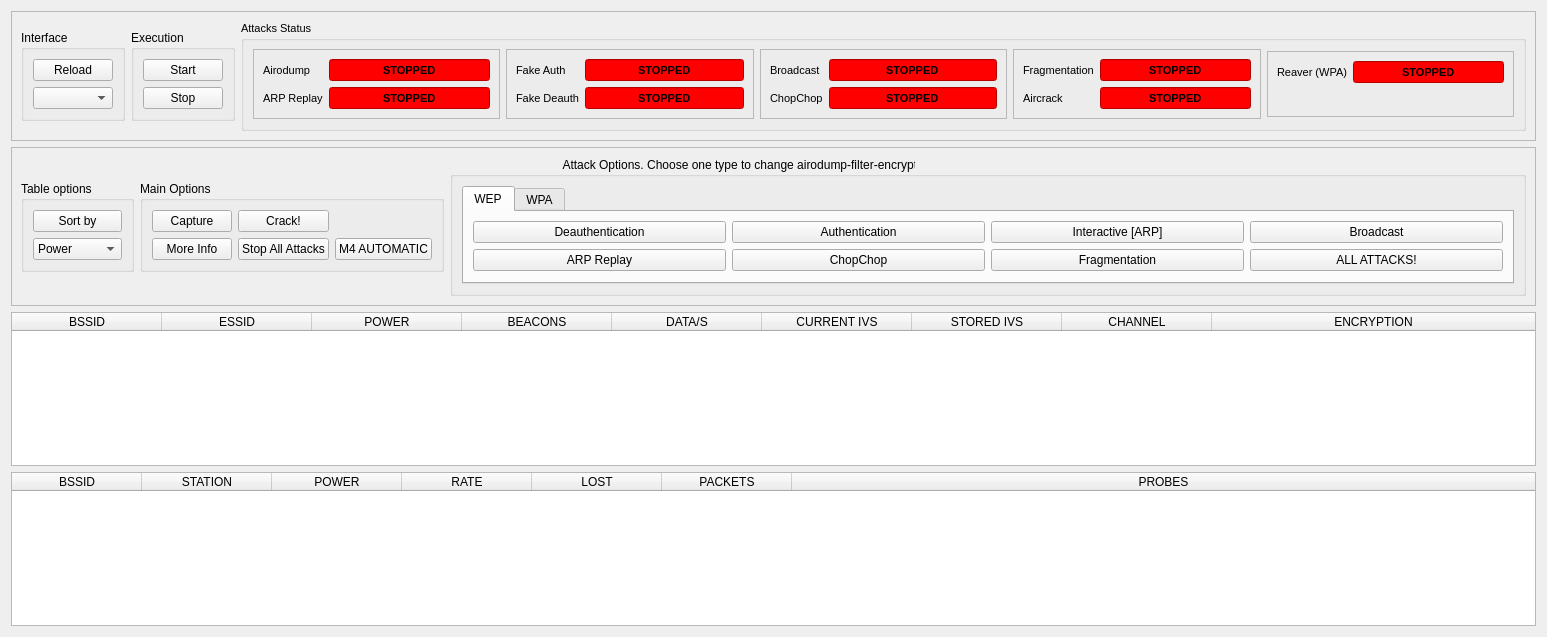
The window that UI/airodump.ui (luca-m/aircrackgui-m4) describes before a commit, drawn with Qt 5.
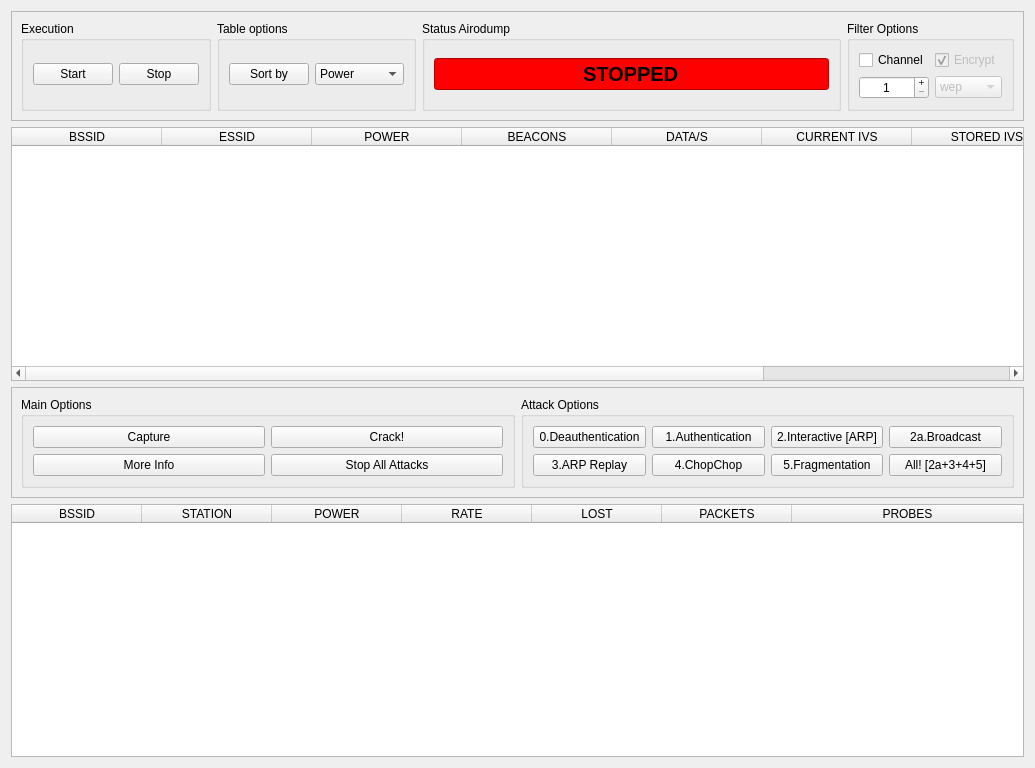
The same window after the commit. Icons and pictures are not drawn.

```diff
--- a/UI/airodump.ui
+++ b/UI/airodump.ui
@@ -6,8 +6,8 @@
    <rect>
     <x>0</x>
     <y>0</y>
-    <width>1547</width>
-    <height>637</height>
+    <width>1035</width>
+    <height>768</height>
    </rect>
   </property>
   <property name="windowTitle">
@@ -29,495 +29,8 @@
       <enum>QFrame::Raised</enum>
      </property>
      <layout class="QGridLayout" name="gridLayout">
-      <item row="0" column="3">
-       <widget class="QGroupBox" name="groupBox_7">
-        <property name="sizePolicy">
-         <sizepolicy hsizetype="Minimum" vsizetype="Maximum">
-          <horstretch>0</horstretch>
-          <verstretch>0</verstretch>
-         </sizepolicy>
-        </property>
-        <property name="font">
-         <font>
-          <pointsize>8</pointsize>
-         </font>
-        </property>
-        <property name="title">
-         <string>Attacks Status</string>
-        </property>
-        <layout class="QGridLayout" name="gridLayout_15">
-         <item row="0" column="0">
-          <widget class="QFrame" name="frame_5">
-           <property name="sizePolicy">
-            <sizepolicy hsizetype="Preferred" vsizetype="Maximum">
-             <horstretch>0</horstretch>
-             <verstretch>0</verstretch>
-            </sizepolicy>
-           </property>
-           <property name="frameShape">
-            <enum>QFrame::StyledPanel</enum>
-           </property>
-           <property name="frameShadow">
-            <enum>QFrame::Raised</enum>
-           </property>
-           <layout class="QGridLayout" name="gridLayout_13">
-            <item row="0" column="0">
-             <widget class="QLabel" name="label_4">
-              <property name="text">
-               <string>Airodump</string>
-              </property>
-             </widget>
-            </item>
-            <item row="0" column="1">
-             <widget class="QLineEdit" name="lineEditStatusAirodump">
-              <property name="sizePolicy">
-               <sizepolicy hsizetype="Expanding" vsizetype="Maximum">
-                <horstretch>0</horstretch>
-                <verstretch>0</verstretch>
-               </sizepolicy>
-              </property>
-              <property name="font">
-               <font>
-                <pointsize>8</pointsize>
-                <weight>75</weight>
-                <bold>true</bold>
-               </font>
-              </property>
-              <property name="styleSheet">
-               <string notr="true">background-color: rgb(255, 0, 0);</string>
-              </property>
-              <property name="text">
-               <string>STOPPED</string>
-              </property>
-              <property name="alignment">
-               <set>Qt::AlignCenter</set>
-              </property>
-              <property name="readOnly">
-               <bool>true</bool>
-              </property>
-             </widget>
-            </item>
-            <item row="1" column="0">
-             <widget class="QLabel" name="label_5">
-              <property name="text">
-               <string>ARP Replay</string>
-              </property>
-             </widget>
-            </item>
-            <item row="1" column="1">
-             <widget class="QLineEdit" name="lineEditStatusARPReplay">
-              <property name="sizePolicy">
-               <sizepolicy hsizetype="Expanding" vsizetype="Maximum">
-                <horstretch>0</horstretch>
-                <verstretch>0</verstretch>
-               </sizepolicy>
-              </property>
-              <property name="font">
-               <font>
-                <pointsize>8</pointsize>
-                <weight>75</weight>
-                <bold>true</bold>
-               </font>
-              </property>
-              <property name="styleSheet">
-               <string notr="true">background-color: rgb(255, 0, 0);</string>
-              </property>
-              <property name="text">
-               <string>STOPPED</string>
-              </property>
-              <property name="alignment">
-               <set>Qt::AlignCenter</set>
-              </property>
-              <property name="readOnly">
-               <bool>true</bool>
-              </property>
-             </widget>
-            </item>
-           </layout>
-          </widget>
-         </item>
-         <item row="0" column="1">
-          <widget class="QFrame" name="frame_6">
-           <property name="sizePolicy">
-            <sizepolicy hsizetype="Preferred" vsizetype="Maximum">
-             <horstretch>0</horstretch>
-             <verstretch>0</verstretch>
-            </sizepolicy>
-           </property>
-           <property name="frameShape">
-            <enum>QFrame::StyledPanel</enum>
-           </property>
-           <property name="frameShadow">
-            <enum>QFrame::Raised</enum>
-           </property>
-           <layout class="QGridLayout" name="gridLayout_3">
-            <item row="1" column="0">
-             <widget class="QLabel" name="label_2">
-              <property name="text">
-               <string>Fake Deauth</string>
-              </property>
-             </widget>
-            </item>
-            <item row="0" column="2">
-             <widget class="QLineEdit" name="lineEditStatusAuth">
-              <property name="sizePolicy">
-               <sizepolicy hsizetype="Expanding" vsizetype="Maximum">
-                <horstretch>0</horstretch>
-                <verstretch>0</verstretch>
-               </sizepolicy>
-              </property>
-              <property name="font">
-               <font>
-                <pointsize>8</pointsize>
-                <weight>75</weight>
-                <bold>true</bold>
-               </font>
-              </property>
-              <property name="styleSheet">
-               <string notr="true">background-color: rgb(255, 0, 0);</string>
-              </property>
-              <property name="text">
-               <string>STOPPED</string>
-              </property>
-              <property name="alignment">
-               <set>Qt::AlignCenter</set>
-              </property>
-              <property name="readOnly">
-               <bool>true</bool>
-              </property>
-             </widget>
-            </item>
-            <item row="1" column="2">
-             <widget class="QLineEdit" name="lineEditStatusDeauth">
-              <property name="sizePolicy">
-               <sizepolicy hsizetype="Expanding" vsizetype="Maximum">
-                <horstretch>0</horstretch>
-                <verstretch>0</verstretch>
-               </sizepolicy>
-              </property>
-              <property name="font">
-               <font>
-                <pointsize>8</pointsize>
-                <weight>75</weight>
-                <bold>true</bold>
-               </font>
-              </property>
-              <property name="styleSheet">
-               <string notr="true">background-color: rgb(255, 0, 0);</string>
-              </property>
-              <property name="text">
-               <string>STOPPED</string>
-              </property>
-              <property name="alignment">
-               <set>Qt::AlignCenter</set>
-              </property>
-              <property name="readOnly">
-               <bool>true</bool>
-              </property>
-             </widget>
-            </item>
-            <item row="0" column="0">
-             <widget class="QLabel" name="label">
-              <property name="text">
-               <string>Fake Auth</string>
-              </property>
-             </widget>
-            </item>
-           </layout>
-          </widget>
-         </item>
-         <item row="0" column="2">
-          <widget class="QFrame" name="frame_3">
-           <property name="sizePolicy">
-            <sizepolicy hsizetype="Preferred" vsizetype="Maximum">
-             <horstretch>0</horstretch>
-             <verstretch>0</verstretch>
-            </sizepolicy>
-           </property>
-           <property name="frameShape">
-            <enum>QFrame::StyledPanel</enum>
-           </property>
-           <property name="frameShadow">
-            <enum>QFrame::Raised</enum>
-           </property>
-           <layout class="QGridLayout" name="gridLayout_4">
-            <item row="1" column="0">
-             <widget class="QLabel" name="label_6">
-              <property name="text">
-               <string>ChopChop</string>
-              </property>
-             </widget>
-            </item>
-            <item row="1" column="1">
-             <widget class="QLineEdit" name="lineEditStatusChopChop">
-              <property name="sizePolicy">
-               <sizepolicy hsizetype="Expanding" vsizetype="Maximum">
-                <horstretch>0</horstretch>
-                <verstretch>0</verstretch>
-               </sizepolicy>
-              </property>
-              <property name="font">
-               <font>
-                <pointsize>8</pointsize>
-                <weight>75</weight>
-                <bold>true</bold>
-               </font>
-              </property>
-              <property name="styleSheet">
-               <string notr="true">background-color: rgb(255, 0, 0);</string>
-              </property>
-              <property name="text">
-               <string>STOPPED</string>
-              </property>
-              <property name="alignment">
-               <set>Qt::AlignCenter</set>
-              </property>
-              <property name="readOnly">
-               <bool>true</bool>
-              </property>
-             </widget>
-            </item>
-            <item row="0" column="0">
-             <widget class="QLabel" name="label_3">
-              <property name="text">
-               <string>Broadcast</string>
-              </property>
-             </widget>
-            </item>
-            <item row="0" column="1">
-             <widget class="QLineEdit" name="lineEditStatusBroadcast">
-              <property name="sizePolicy">
-               <sizepolicy hsizetype="Expanding" vsizetype="Maximum">
-                <horstretch>0</horstretch>
-                <verstretch>0</verstretch>
-               </sizepolicy>
-              </property>
-              <property name="font">
-               <font>
-                <pointsize>8</pointsize>
-                <weight>75</weight>
-                <bold>true</bold>
-               </font>
-              </property>
-              <property name="styleSheet">
-               <string notr="true">background-color: rgb(255, 0, 0);</string>
-              </property>
-              <property name="text">
-               <string>STOPPED</string>
-              </property>
-              <property name="alignment">
-               <set>Qt::AlignCenter</set>
-              </property>
-              <property name="readOnly">
-               <bool>true</bool>
-              </property>
-             </widget>
-            </item>
-           </layout>
-          </widget>
-         </item>
-         <item row="0" column="3">
-          <widget class="QFrame" name="frame_4">
-           <property name="sizePolicy">
-            <sizepolicy hsizetype="Preferred" vsizetype="Maximum">
-             <horstretch>0</horstretch>
-             <verstretch>0</verstretch>
-            </sizepolicy>
-           </property>
-           <property name="frameShape">
-            <enum>QFrame::StyledPanel</enum>
-           </property>
-           <property name="frameShadow">
-            <enum>QFrame::Raised</enum>
-           </property>
-           <layout class="QGridLayout" name="gridLayout_14">
-            <item row="0" column="0">
-             <widget class="QLabel" name="label_7">
-              <property name="text">
-               <string>Fragmentation</string>
-              </property>
-             </widget>
-            </item>
-            <item row="0" column="1">
-             <widget class="QLineEdit" name="lineEditStatusFragmentation">
-              <property name="sizePolicy">
-               <sizepolicy hsizetype="Expanding" vsizetype="Maximum">
-                <horstretch>0</horstretch>
-                <verstretch>0</verstretch>
-               </sizepolicy>
-              </property>
-              <property name="font">
-               <font>
-                <pointsize>8</pointsize>
-                <weight>75</weight>
-                <bold>true</bold>
-               </font>
-              </property>
-              <property name="styleSheet">
-               <string notr="true">background-color: rgb(255, 0, 0);</string>
-              </property>
-              <property name="text">
-               <string>STOPPED</string>
-              </property>
-              <property name="alignment">
-               <set>Qt::AlignCenter</set>
-              </property>
-              <property name="readOnly">
-               <bool>true</bool>
-              </property>
-             </widget>
-            </item>
-            <item row="1" column="0">
-             <widget class="QLabel" name="label_9">
-              <property name="text">
-               <string>Aircrack</string>
-              </property>
-             </widget>
-            </item>
-            <item row="1" column="1">
-             <widget class="QLineEdit" name="lineEditStatusAircrack">
-              <property name="sizePolicy">
-               <sizepolicy hsizetype="Expanding" vsizetype="Maximum">
-                <horstretch>0</horstretch>
-                <verstretch>0</verstretch>
-               </sizepolicy>
-              </property>
-              <property name="font">
-               <font>
-                <pointsize>8</pointsize>
-                <weight>75</weight>
-                <bold>true</bold>
-               </font>
-              </property>
-              <property name="styleSheet">
-               <string notr="true">background-color: rgb(255, 0, 0);</string>
-              </property>
-              <property name="text">
-               <string>STOPPED</string>
-              </property>
-              <property name="alignment">
-               <set>Qt::AlignCenter</set>
-              </property>
-              <property name="readOnly">
-               <bool>true</bool>
-              </property>
-             </widget>
-            </item>
-           </layout>
-          </widget>
-         </item>
-         <item row="0" column="4">
-          <widget class="QFrame" name="frame_7">
-           <property name="sizePolicy">
-            <sizepolicy hsizetype="Preferred" vsizetype="Maximum">
-             <horstretch>0</horstretch>
-             <verstretch>0</verstretch>
-            </sizepolicy>
-           </property>
-           <property name="frameShape">
-            <enum>QFrame::StyledPanel</enum>
-           </property>
-           <property name="frameShadow">
-            <enum>QFrame::Raised</enum>
-           </property>
-           <layout class="QGridLayout" name="gridLayout_17">
-            <item row="0" column="0">
-             <widget class="QLabel" name="label_8">
-              <property name="text">
-               <string>Reaver (WPA)</string>
-              </property>
-             </widget>
-            </item>
-            <item row="0" column="1">
-             <widget class="QLineEdit" name="lineEditStatusReaver">
-              <property name="sizePolicy">
-               <sizepolicy hsizetype="Expanding" vsizetype="Maximum">
-                <horstretch>0</horstretch>
-                <verstretch>0</verstretch>
-               </sizepolicy>
-              </property>
-              <property name="font">
-               <font>
-                <pointsize>8</pointsize>
-                <weight>75</weight>
-                <bold>true</bold>
-               </font>
-              </property>
-              <property name="styleSheet">
-               <string notr="true">background-color: rgb(255, 0, 0);</string>
-              </property>
-              <property name="text">
-               <string>STOPPED</string>
-              </property>
-              <property name="alignment">
-               <set>Qt::AlignCenter</set>
-              </property>
-              <property name="readOnly">
-               <bool>true</bool>
-              </property>
-             </widget>
-            </item>
-            <item row="1" column="0">
-             <spacer name="verticalSpacer">
-              <property name="orientation">
-               <enum>Qt::Vertical</enum>
-              </property>
-              <property name="sizeHint" stdset="0">
-               <size>
-                <width>20</width>
-                <height>24</height>
-               </size>
-              </property>
-             </spacer>
-            </item>
-           </layout>
-          </widget>
-         </item>
-        </layout>
-       </widget>
-      </item>
       <item row="0" column="0">
-       <widget class="QGroupBox" name="groupBox_6">
-        <property name="sizePolicy">
-         <sizepolicy hsizetype="Maximum" vsizetype="Maximum">
-          <horstretch>0</horstretch>
-          <verstretch>0</verstretch>
-         </sizepolicy>
-        </property>
-        <property name="toolTip">
-         <string>This affects airodump and
-all attacks launched from
-this airodump instance</string>
-        </property>
-        <property name="title">
-         <string>Interface</string>
-        </property>
-        <layout class="QGridLayout" name="gridLayout_12">
-         <item row="1" column="0">
-          <widget class="QPushButton" name="pushButtonReload">
-           <property name="text">
-            <string>Reload</string>
-           </property>
-           <property name="icon">
-            <iconset resource="../icons.qrc">
-             <normaloff>:/icons/icons/Add Item.png</normaloff>:/icons/icons/Add Item.png</iconset>
-           </property>
-          </widget>
-         </item>
-         <item row="2" column="0">
-          <widget class="QComboBox" name="comboBoxInterfaces"/>
-         </item>
-        </layout>
-       </widget>
-      </item>
-      <item row="0" column="2">
        <widget class="QGroupBox" name="groupBox">
-        <property name="sizePolicy">
-         <sizepolicy hsizetype="Maximum" vsizetype="Maximum">
-          <horstretch>0</horstretch>
-          <verstretch>0</verstretch>
-         </sizepolicy>
-        </property>
         <property name="title">
          <string>Execution</string>
         </property>
@@ -533,7 +46,7 @@
            </property>
           </widget>
          </item>
-         <item row="1" column="0">
+         <item row="0" column="1">
           <widget class="QPushButton" name="pushButtonStop">
            <property name="text">
             <string>Stop</string>
@@ -547,341 +60,8 @@
         </layout>
        </widget>
       </item>
-     </layout>
-    </widget>
-   </item>
-   <item row="2" column="0">
-    <widget class="QTableWidget" name="tableWidgetAirodumpGeneral">
-     <property name="sizePolicy">
-      <sizepolicy hsizetype="Expanding" vsizetype="Ignored">
-       <horstretch>0</horstretch>
-       <verstretch>0</verstretch>
-      </sizepolicy>
-     </property>
-     <property name="editTriggers">
-      <set>QAbstractItemView::NoEditTriggers</set>
-     </property>
-     <property name="selectionMode">
-      <enum>QAbstractItemView::SingleSelection</enum>
-     </property>
-     <property name="selectionBehavior">
-      <enum>QAbstractItemView::SelectRows</enum>
-     </property>
-     <attribute name="horizontalHeaderDefaultSectionSize">
-      <number>150</number>
-     </attribute>
-     <attribute name="horizontalHeaderStretchLastSection">
-      <bool>true</bool>
-     </attribute>
-     <column>
-      <property name="text">
-       <string>BSSID</string>
-      </property>
-     </column>
-     <column>
-      <property name="text">
-       <string>ESSID</string>
-      </property>
-     </column>
-     <column>
-      <property name="text">
-       <string>POWER</string>
-      </property>
-     </column>
-     <column>
-      <property name="text">
-       <string>BEACONS</string>
-      </property>
-     </column>
-     <column>
-      <property name="text">
-       <string>DATA/S</string>
-      </property>
-     </column>
-     <column>
-      <property name="text">
-       <string>CURRENT IVS</string>
-      </property>
-     </column>
-     <column>
-      <property name="text">
-       <string>STORED IVS</string>
-      </property>
-     </column>
-     <column>
-      <property name="text">
-       <string>CHANNEL</string>
-      </property>
-     </column>
-     <column>
-      <property name="text">
-       <string>ENCRYPTION</string>
-      </property>
-     </column>
-    </widget>
-   </item>
-   <item row="4" column="0">
-    <widget class="QTableWidget" name="tableWidgetAirodumpAux">
-     <property name="sizePolicy">
-      <sizepolicy hsizetype="Expanding" vsizetype="Ignored">
-       <horstretch>0</horstretch>
-       <verstretch>0</verstretch>
-      </sizepolicy>
-     </property>
-     <property name="editTriggers">
-      <set>QAbstractItemView::NoEditTriggers</set>
-     </property>
-     <property name="selectionMode">
-      <enum>QAbstractItemView::SingleSelection</enum>
-     </property>
-     <property name="selectionBehavior">
-      <enum>QAbstractItemView::SelectRows</enum>
-     </property>
-     <attribute name="horizontalHeaderDefaultSectionSize">
-      <number>130</number>
-     </attribute>
-     <attribute name="horizontalHeaderStretchLastSection">
-      <bool>true</bool>
-     </attribute>
-     <column>
-      <property name="text">
-       <string>BSSID</string>
-      </property>
-     </column>
-     <column>
-      <property name="text">
-       <string>STATION</string>
-      </property>
-     </column>
-     <column>
-      <property name="text">
-       <string>POWER</string>
-      </property>
-     </column>
-     <column>
-      <property name="text">
-       <string>RATE</string>
-      </property>
-     </column>
-     <column>
-      <property name="text">
-       <string>LOST</string>
-      </property>
-     </column>
-     <column>
-      <property name="text">
-       <string>PACKETS</string>
-      </property>
-     </column>
-     <column>
-      <property name="text">
-       <string>PROBES</string>
-      </property>
-     </column>
-    </widget>
-   </item>
-   <item row="1" column="0">
-    <widget class="QFrame" name="frame_2">
-     <property name="sizePolicy">
-      <sizepolicy hsizetype="Preferred" vsizetype="Maximum">
-       <horstretch>0</horstretch>
-       <verstretch>0</verstretch>
-      </sizepolicy>
-     </property>
-     <property name="frameShape">
-      <enum>QFrame::StyledPanel</enum>
-     </property>
-     <property name="frameShadow">
-      <enum>QFrame::Raised</enum>
-     </property>
-     <layout class="QGridLayout" name="gridLayout_7">
-      <item row="1" column="4">
-       <widget class="QGroupBox" name="groupBoxAttackOptions">
-        <property name="enabled">
-         <bool>true</bool>
-        </property>
-        <property name="sizePolicy">
-         <sizepolicy hsizetype="Minimum" vsizetype="Maximum">
-          <horstretch>0</horstretch>
-          <verstretch>0</verstretch>
-         </sizepolicy>
-        </property>
-        <property name="title">
-         <string>                                  Attack Options. Choose one type to change airodump-filter-encrypt</string>
-        </property>
-        <property name="flat">
-         <bool>true</bool>
-        </property>
-        <layout class="QGridLayout" name="gridLayout_10">
-         <item row="0" column="1">
-          <widget class="QTabWidget" name="tabWidgetAttack">
-           <property name="currentIndex">
-            <number>0</number>
-           </property>
-           <widget class="QWidget" name="WEP">
-            <attribute name="title">
-             <string>WEP</string>
-            </attribute>
-            <layout class="QGridLayout" name="gridLayout_6">
-             <item row="0" column="0">
-              <widget class="QPushButton" name="pushButtonDeauth">
-               <property name="text">
-                <string>Deauthentication</string>
-               </property>
-               <property name="icon">
-                <iconset resource="../icons.qrc">
-                 <normaloff>:/icons/icons/centre_securite.png</normaloff>:/icons/icons/centre_securite.png</iconset>
-               </property>
-              </widget>
-             </item>
-             <item row="0" column="1">
-              <widget class="QPushButton" name="pushButtonAuth">
-               <property name="text">
-                <string>Authentication</string>
-               </property>
-               <property name="icon">
-                <iconset resource="../icons.qrc">
-                 <normaloff>:/icons/icons/centre_securite.png</normaloff>:/icons/icons/centre_securite.png</iconset>
-               </property>
-              </widget>
-             </item>
-             <item row="0" column="4">
-              <widget class="QPushButton" name="pushButtonBroadcast">
-               <property name="text">
-                <string>Broadcast</string>
-               </property>
-               <property name="icon">
-                <iconset resource="../icons.qrc">
-                 <normaloff>:/icons/icons/centre_securite.png</normaloff>:/icons/icons/centre_securite.png</iconset>
-               </property>
-              </widget>
-             </item>
-             <item row="1" column="0">
-              <widget class="QPushButton" name="pushButtonARP">
-               <property name="text">
-                <string>ARP Replay</string>
-               </property>
-               <property name="icon">
-                <iconset resource="../icons.qrc">
-                 <normaloff>:/icons/icons/centre_securite.png</normaloff>:/icons/icons/centre_securite.png</iconset>
-               </property>
-              </widget>
-             </item>
-             <item row="1" column="1">
-              <widget class="QPushButton" name="pushButtonChop">
-               <property name="enabled">
-                <bool>true</bool>
-               </property>
-               <property name="text">
-                <string>ChopChop</string>
-               </property>
-               <property name="icon">
-                <iconset resource="../icons.qrc">
-                 <normaloff>:/icons/icons/centre_securite.png</normaloff>:/icons/icons/centre_securite.png</iconset>
-               </property>
-              </widget>
-             </item>
-             <item row="1" column="2">
-              <widget class="QPushButton" name="pushButtonFrag">
-               <property name="enabled">
-                <bool>true</bool>
-               </property>
-               <property name="text">
-                <string>Fragmentation</string>
-               </property>
-               <property name="icon">
-                <iconset resource="../icons.qrc">
-                 <normaloff>:/icons/icons/centre_securite.png</normaloff>:/icons/icons/centre_securite.png</iconset>
-               </property>
-              </widget>
-             </item>
-             <item row="1" column="4">
-              <widget class="QPushButton" name="pushButtonAllAttacks">
-               <property name="text">
-                <string>ALL ATTACKS!</string>
-               </property>
-               <property name="icon">
-                <iconset resource="../icons.qrc">
-                 <normaloff>:/icons/icons/centre_securite.png</normaloff>:/icons/icons/centre_securite.png</iconset>
-               </property>
-              </widget>
-             </item>
-             <item row="0" column="2">
-              <widget class="QPushButton" name="pushButtonInteractiveARP">
-               <property name="enabled">
-                <bool>true</bool>
-               </property>
-               <property name="text">
-                <string>Interactive [ARP]</string>
-               </property>
-               <property name="icon">
-                <iconset resource="../icons.qrc">
-                 <normaloff>:/icons/icons/centre_securite.png</normaloff>:/icons/icons/centre_securite.png</iconset>
-               </property>
-              </widget>
-             </item>
-            </layout>
-           </widget>
-           <widget class="QWidget" name="WPA">
-            <attribute name="title">
-             <string>WPA</string>
-            </attribute>
-            <layout class="QFormLayout" name="formLayout">
-             <item row="0" column="0">
-              <widget class="QPushButton" name="pushButtonReaver">
-               <property name="enabled">
-                <bool>true</bool>
-               </property>
-               <property name="sizePolicy">
-                <sizepolicy hsizetype="Maximum" vsizetype="Fixed">
-                 <horstretch>0</horstretch>
-                 <verstretch>0</verstretch>
-                </sizepolicy>
-               </property>
-               <property name="text">
-                <string>Reaver</string>
-               </property>
-               <property name="icon">
-                <iconset resource="../icons.qrc">
-                 <normaloff>:/icons/icons/centre_securite.png</normaloff>:/icons/icons/centre_securite.png</iconset>
-               </property>
-              </widget>
-             </item>
-             <item row="0" column="1">
-              <widget class="QPushButton" name="pushButtonCaptureHandshake">
-               <property name="enabled">
-                <bool>true</bool>
-               </property>
-               <property name="sizePolicy">
-                <sizepolicy hsizetype="Maximum" vsizetype="Fixed">
-                 <horstretch>0</horstretch>
-                 <verstretch>0</verstretch>
-                </sizepolicy>
-               </property>
-               <property name="text">
-                <string>Capture Handshake</string>
-               </property>
-               <property name="icon">
-                <iconset resource="../icons.qrc">
-                 <normaloff>:/icons/icons/centre_securite.png</normaloff>:/icons/icons/centre_securite.png</iconset>
-               </property>
-              </widget>
-             </item>
-            </layout>
-           </widget>
-          </widget>
-         </item>
-        </layout>
-       </widget>
-      </item>
-      <item row="1" column="1">
+      <item row="0" column="1">
        <widget class="QGroupBox" name="groupBox_2">
-        <property name="sizePolicy">
-         <sizepolicy hsizetype="Maximum" vsizetype="Maximum">
-          <horstretch>0</horstretch>
-          <verstretch>0</verstretch>
-         </sizepolicy>
-        </property>
         <property name="title">
          <string>Table options</string>
         </property>
@@ -897,7 +77,7 @@
            </property>
           </widget>
          </item>
-         <item row="1" column="0">
+         <item row="0" column="1">
           <widget class="QComboBox" name="comboBoxSort">
            <property name="sizeAdjustPolicy">
             <enum>QComboBox::AdjustToContents</enum>
@@ -936,14 +116,185 @@
         </layout>
        </widget>
       </item>
-      <item row="1" column="3">
+      <item row="0" column="2">
+       <widget class="QGroupBox" name="groupBox_3">
+        <property name="title">
+         <string>Status Airodump</string>
+        </property>
+        <layout class="QGridLayout" name="gridLayout_4">
+         <item row="0" column="0">
+          <widget class="QLineEdit" name="lineEditStatus">
+           <property name="font">
+            <font>
+             <pointsize>15</pointsize>
+             <weight>75</weight>
+             <bold>true</bold>
+            </font>
+           </property>
+           <property name="styleSheet">
+            <string notr="true">background-color: rgb(255, 0, 0);</string>
+           </property>
+           <property name="text">
+            <string>STOPPED</string>
+           </property>
+           <property name="alignment">
+            <set>Qt::AlignCenter</set>
+           </property>
+           <property name="readOnly">
+            <bool>true</bool>
+           </property>
+          </widget>
+         </item>
+        </layout>
+       </widget>
+      </item>
+      <item row="0" column="3">
+       <widget class="QGroupBox" name="groupBox_4">
+        <property name="title">
+         <string>Filter Options</string>
+        </property>
+        <layout class="QGridLayout" name="gridLayout_3">
+         <item row="0" column="0">
+          <widget class="QCheckBox" name="checkBoxFilterC">
+           <property name="text">
+            <string>Channel</string>
+           </property>
+          </widget>
+         </item>
+         <item row="0" column="1">
+          <widget class="QCheckBox" name="checkBoxFilterE">
+           <property name="enabled">
+            <bool>false</bool>
+           </property>
+           <property name="text">
+            <string>Encrypt</string>
+           </property>
+           <property name="checked">
+            <bool>true</bool>
+           </property>
+          </widget>
+         </item>
+         <item row="1" column="0">
+          <widget class="QSpinBox" name="spinBoxChannel">
+           <property name="alignment">
+            <set>Qt::AlignCenter</set>
+           </property>
+           <property name="buttonSymbols">
+            <enum>QAbstractSpinBox::PlusMinus</enum>
+           </property>
+           <property name="minimum">
+            <number>1</number>
+           </property>
+           <property name="maximum">
+            <number>13</number>
+           </property>
+          </widget>
+         </item>
+         <item row="1" column="1">
+          <widget class="QComboBox" name="comboBoxE">
+           <property name="enabled">
+            <bool>false</bool>
+           </property>
+           <item>
+            <property name="text">
+             <string>wep</string>
+            </property>
+           </item>
+           <item>
+            <property name="text">
+             <string>wpa</string>
+            </property>
+           </item>
+          </widget>
+         </item>
+        </layout>
+       </widget>
+      </item>
+     </layout>
+    </widget>
+   </item>
+   <item row="1" column="0">
+    <widget class="QTableWidget" name="tableWidgetAirodumpGeneral">
+     <property name="sizePolicy">
+      <sizepolicy hsizetype="Expanding" vsizetype="Ignored">
+       <horstretch>0</horstretch>
+       <verstretch>0</verstretch>
+      </sizepolicy>
+     </property>
+     <property name="editTriggers">
+      <set>QAbstractItemView::NoEditTriggers</set>
+     </property>
+     <property name="selectionMode">
+      <enum>QAbstractItemView::SingleSelection</enum>
+     </property>
+     <property name="selectionBehavior">
+      <enum>QAbstractItemView::SelectRows</enum>
+     </property>
+     <attribute name="horizontalHeaderDefaultSectionSize">
+      <number>150</number>
+     </attribute>
+     <attribute name="horizontalHeaderStretchLastSection">
+      <bool>true</bool>
+     </attribute>
+     <column>
+      <property name="text">
+       <string>BSSID</string>
+      </property>
+     </column>
+     <column>
+      <property name="text">
+       <string>ESSID</string>
+      </property>
+     </column>
+     <column>
+      <property name="text">
+       <string>POWER</string>
+      </property>
+     </column>
+     <column>
+      <property name="text">
+       <string>BEACONS</string>
+      </property>
+     </column>
+     <column>
+      <property name="text">
+       <string>DATA/S</string>
+      </property>
+     </column>
+     <column>
+      <property name="text">
+       <string>CURRENT IVS</string>
+      </property>
+     </column>
+     <column>
+      <property name="text">
+       <string>STORED IVS</string>
+      </property>
+     </column>
+     <column>
+      <property name="text">
+       <string>CHANNEL</string>
+      </property>
+     </column>
+    </widget>
+   </item>
+   <item row="2" column="0">
+    <widget class="QFrame" name="frame_2">
+     <property name="sizePolicy">
+      <sizepolicy hsizetype="Preferred" vsizetype="Maximum">
+       <horstretch>0</horstretch>
+       <verstretch>0</verstretch>
+      </sizepolicy>
+     </property>
+     <property name="frameShape">
+      <enum>QFrame::StyledPanel</enum>
+     </property>
+     <property name="frameShadow">
+      <enum>QFrame::Raised</enum>
+     </property>
+     <layout class="QGridLayout" name="gridLayout_7">
+      <item row="1" column="0">
        <widget class="QGroupBox" name="groupBox_5">
-        <property name="sizePolicy">
-         <sizepolicy hsizetype="Minimum" vsizetype="Maximum">
-          <horstretch>0</horstretch>
-          <verstretch>0</verstretch>
-         </sizepolicy>
-        </property>
         <property name="title">
          <string>Main Options</string>
         </property>
@@ -1004,10 +355,30 @@
            </property>
           </widget>
          </item>
-         <item row="2" column="2">
-          <widget class="QPushButton" name="pushButtonM4Auto">
+        </layout>
+       </widget>
+      </item>
+      <item row="1" column="1">
+       <widget class="QGroupBox" name="groupBoxAttackOptions">
+        <property name="title">
+         <string>Attack Options</string>
+        </property>
+        <layout class="QGridLayout" name="gridLayout_6">
+         <item row="0" column="0">
+          <widget class="QPushButton" name="pushButtonDeauth">
            <property name="text">
-            <string>M4 AUTOMATIC</string>
+            <string>0.Deauthentication</string>
+           </property>
+           <property name="icon">
+            <iconset resource="../icons.qrc">
+             <normaloff>:/icons/icons/centre_securite.png</normaloff>:/icons/icons/centre_securite.png</iconset>
+           </property>
+          </widget>
+         </item>
+         <item row="1" column="0">
+          <widget class="QPushButton" name="pushButtonARP">
+           <property name="text">
+            <string>3.ARP Replay</string>
            </property>
            <property name="icon">
             <iconset resource="../icons.qrc">
@@ -1016,31 +387,77 @@
           </widget>
          </item>
          <item row="1" column="2">
-          <widget class="QPushButton" name="pushButtonDonate">
-           <property name="sizePolicy">
-            <sizepolicy hsizetype="Minimum" vsizetype="Minimum">
-             <horstretch>0</horstretch>
-             <verstretch>0</verstretch>
-            </sizepolicy>
+          <widget class="QPushButton" name="pushButtonFrag">
+           <property name="enabled">
+            <bool>true</bool>
            </property>
            <property name="text">
-            <string/>
+            <string>5.Fragmentation</string>
            </property>
            <property name="icon">
             <iconset resource="../icons.qrc">
              <normaloff>:/icons/icons/donate.gif</normaloff>:/icons/icons/donate.gif</iconset>
            </property>
-           <property name="iconSize">
-            <size>
-             <width>95</width>
-             <height>32</height>
-            </size>
+          </widget>
+         </item>
+         <item row="1" column="3">
+          <widget class="QPushButton" name="pushButtonAllAttacks">
+           <property name="text">
+            <string>All! [2a+3+4+5]</string>
            </property>
-           <property name="default">
-            <bool>false</bool>
+           <property name="icon">
+            <iconset resource="../icons.qrc">
+             <normaloff>:/icons/icons/centre_securite.png</normaloff>:/icons/icons/centre_securite.png</iconset>
            </property>
-           <property name="flat">
+          </widget>
+         </item>
+         <item row="1" column="1">
+          <widget class="QPushButton" name="pushButtonChop">
+           <property name="enabled">
             <bool>true</bool>
+           </property>
+           <property name="text">
+            <string>4.ChopChop</string>
+           </property>
+           <property name="icon">
+            <iconset resource="../icons.qrc">
+             <normaloff>:/icons/icons/centre_securite.png</normaloff>:/icons/icons/centre_securite.png</iconset>
+           </property>
+          </widget>
+         </item>
+         <item row="0" column="1">
+          <widget class="QPushButton" name="pushButtonAuth">
+           <property name="text">
+            <string>1.Authentication</string>
+           </property>
+           <property name="icon">
+            <iconset resource="../icons.qrc">
+             <normaloff>:/icons/icons/centre_securite.png</normaloff>:/icons/icons/centre_securite.png</iconset>
+           </property>
+          </widget>
+         </item>
+         <item row="0" column="2">
+          <widget class="QPushButton" name="pushButtonInteractiveARP">
+           <property name="enabled">
+            <bool>true</bool>
+           </property>
+           <property name="text">
+            <string>2.Interactive [ARP]</string>
+           </property>
+           <property name="icon">
+            <iconset resource="../icons.qrc">
+             <normaloff>:/icons/icons/centre_securite.png</normaloff>:/icons/icons/centre_securite.png</iconset>
+           </property>
+          </widget>
+         </item>
+         <item row="0" column="3">
+          <widget class="QPushButton" name="pushButtonBroadcast">
+           <property name="text">
+            <string>2a.Broadcast</string>
+           </property>
+           <property name="icon">
+            <iconset resource="../icons.qrc">
+             <normaloff>:/icons/icons/centre_securite.png</normaloff>:/icons/icons/centre_securite.png</iconset>
            </property>
           </widget>
          </item>
@@ -1050,6 +467,66 @@
      </layout>
     </widget>
    </item>
+   <item row="3" column="0">
+    <widget class="QTableWidget" name="tableWidgetAirodumpAux">
+     <property name="sizePolicy">
+      <sizepolicy hsizetype="Expanding" vsizetype="Ignored">
+       <horstretch>0</horstretch>
+       <verstretch>0</verstretch>
+      </sizepolicy>
+     </property>
+     <property name="editTriggers">
+      <set>QAbstractItemView::NoEditTriggers</set>
+     </property>
+     <property name="selectionMode">
+      <enum>QAbstractItemView::SingleSelection</enum>
+     </property>
+     <property name="selectionBehavior">
+      <enum>QAbstractItemView::SelectRows</enum>
+     </property>
+     <attribute name="horizontalHeaderDefaultSectionSize">
+      <number>130</number>
+     </attribute>
+     <attribute name="horizontalHeaderStretchLastSection">
+      <bool>true</bool>
+     </attribute>
+     <column>
+      <property name="text">
+       <string>BSSID</string>
+      </property>
+     </column>
+     <column>
+      <property name="text">
+       <string>STATION</string>
+      </property>
+     </column>
+     <column>
+      <property name="text">
+       <string>POWER</string>
+      </property>
+     </column>
+     <column>
+      <property name="text">
+       <string>RATE</string>
+      </property>
+     </column>
+     <column>
+      <property name="text">
+       <string>LOST</string>
+      </property>
+     </column>
+     <column>
+      <property name="text">
+       <string>PACKETS</string>
+      </property>
+     </column>
+     <column>
+      <property name="text">
+       <string>PROBES</string>
+      </property>
+     </column>
+    </widget>
+   </item>
   </layout>
  </widget>
  <resources>
```
Left out of the diff: 36 changed lines with no effect on the pictures.
